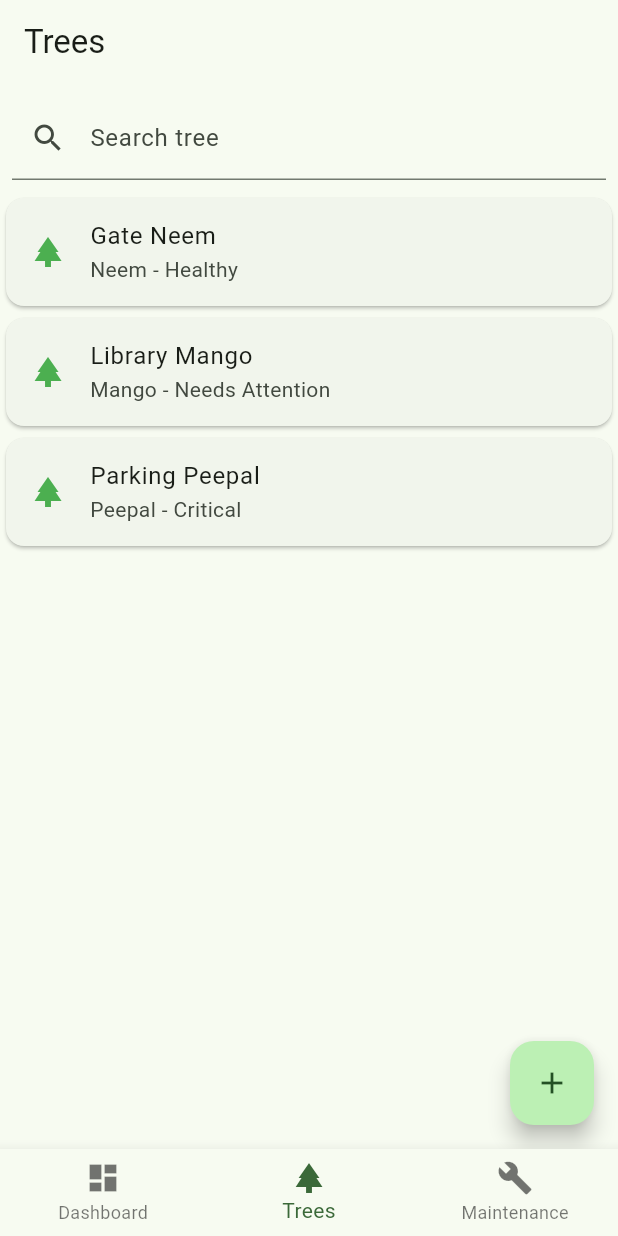
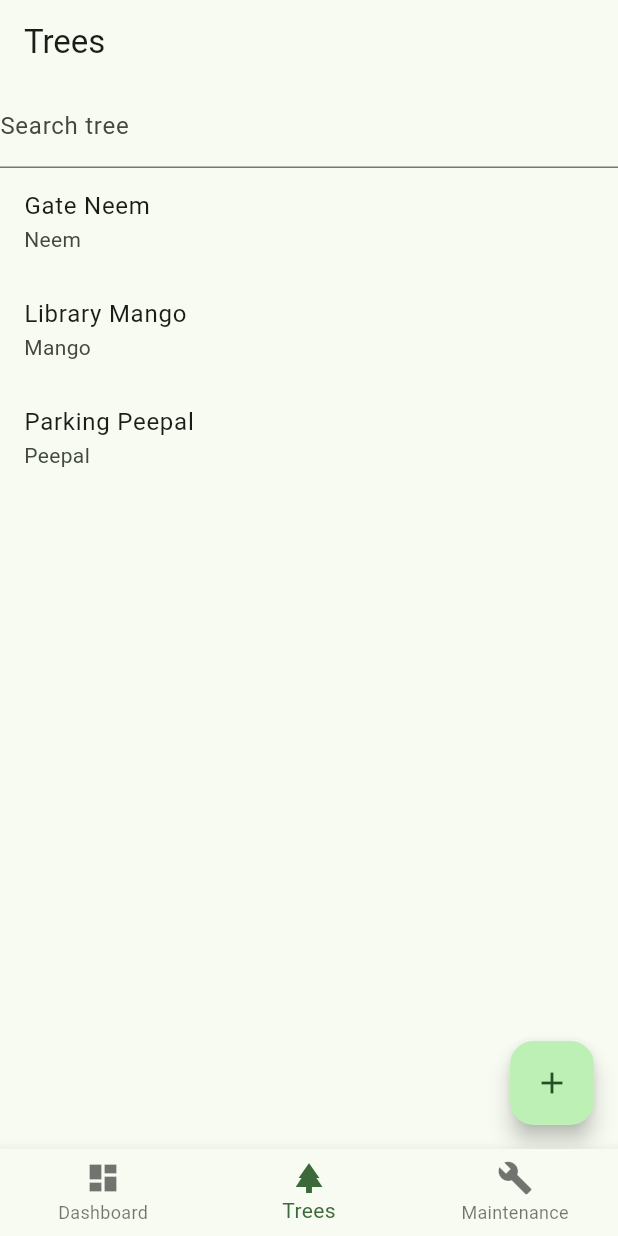
Before and after one commit to Anirudh-vitb/verdant-smart-tree-plantation-flutter, a Flutter app: the screen it shows after launch, item 2 of the bottom bar chosen, on a phone screen of 412 x 824 dp. Run offline on Flutter 3.47's test engine with Material 3 defaults, Android fonts, the phone set to English and light mode, and no system bars; our stand-ins replace shared_preferences.

Commit message:
Make exam module 5 (Trees) simpler
Replace ListView.builder, where().toList(), Column and Expanded with a
single ListView and a for loop with an if, the same pattern as the
tree details page. 59 -> 46 lines.

Co-Authored-By: Claude Opus 5.5 <noreply@anthropic.com>
Claude-Session: https://claude.ai/code/session_01P93eC3iwWoRWgy6H53y8FL

```diff
--- a/exam_app/lib/trees_screen.dart
+++ b/exam_app/lib/trees_screen.dart
@@ -14,37 +14,24 @@ class _TreesScreenState extends State<TreesScreen> {
 
   @override
   Widget build(BuildContext context) {
-    List<Tree> list = trees.where((t) => t.name.toLowerCase().contains(search.toLowerCase())).toList();
-
     return Scaffold(
       appBar: AppBar(title: Text('Trees')),
-      body: Column(
+      body: ListView(
         children: [
-          Padding(
-            padding: EdgeInsets.all(8),
-            child: TextField(
-              decoration: InputDecoration(labelText: 'Search tree', prefixIcon: Icon(Icons.search)),
-              onChanged: (value) => setState(() => search = value),
-            ),
+          TextField(
+            decoration: InputDecoration(labelText: 'Search tree'),
+            onChanged: (value) => setState(() => search = value),
           ),
-          Expanded(
-            child: ListView.builder(
-              itemCount: list.length,
-              itemBuilder: (context, i) {
-                return Card(
-                  child: ListTile(
-                    leading: Icon(Icons.park, color: Colors.green),
-                    title: Text(list[i].name),
-                    subtitle: Text('${list[i].species} - ${list[i].health}'),
-                    onTap: () {
-                      Navigator.push(context, MaterialPageRoute(builder: (context) => TreeDetailScreen(list[i])))
-                          .then((value) => setState(() {}));
-                    },
-                  ),
-                );
-              },
-            ),
-          ),
+          for (Tree t in trees)
+            if (t.name.contains(search))
+              ListTile(
+                title: Text(t.name),
+                subtitle: Text(t.species),
+                onTap: () {
+                  Navigator.push(context, MaterialPageRoute(builder: (context) => TreeDetailScreen(t)))
+                      .then((value) => setState(() {}));
+                },
+              ),
         ],
       ),
       floatingActionButton: FloatingActionButton(
```
Also changed, not shown: 4 other files.
